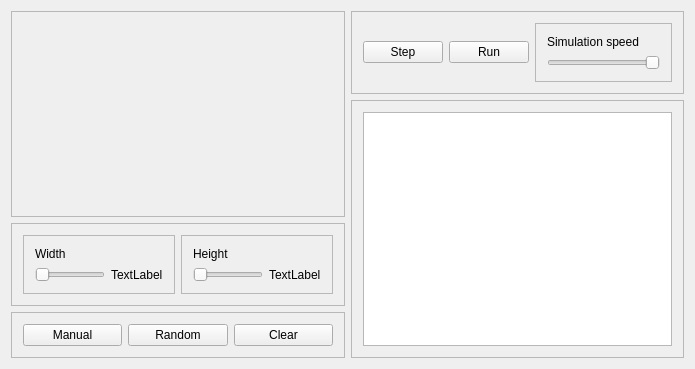
This is Life/Life/life.ui in sergrt/lifegame as Qt 5 draws it before an edit. The edited form follows.
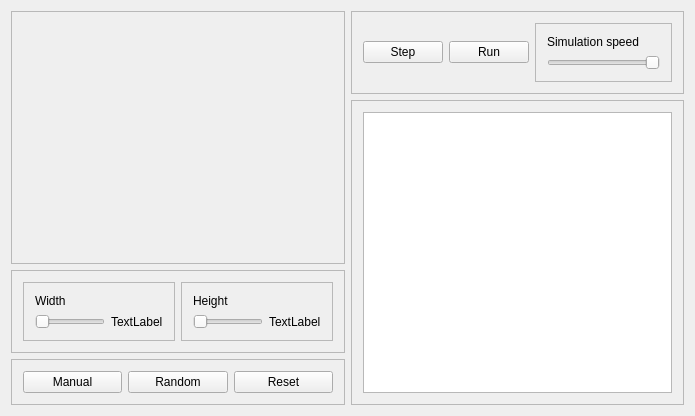
This is the edited form.

Commit message: Add comments Perform refactoring Add Reset button functionality Reorganize code and notifications

Patch:
```diff
--- a/Life/Life/life.ui
+++ b/Life/Life/life.ui
@@ -7,7 +7,7 @@
     <x>0</x>
     <y>0</y>
     <width>695</width>
-    <height>369</height>
+    <height>416</height>
    </rect>
   </property>
   <property name="windowTitle">
@@ -27,7 +27,7 @@
        <item row="0" column="2">
         <widget class="QPushButton" name="clear">
          <property name="text">
-          <string>Clear</string>
+          <string>Reset</string>
          </property>
         </widget>
        </item>
```
Left out of the diff: 6 changed lines with no effect on the pictures. The commit also changes 18 other files.
